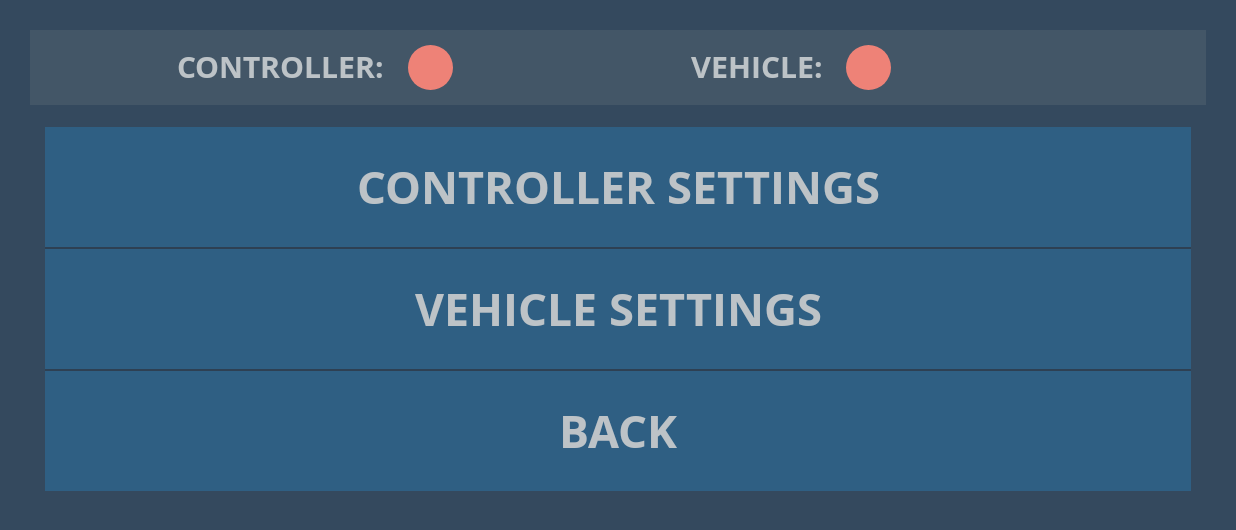
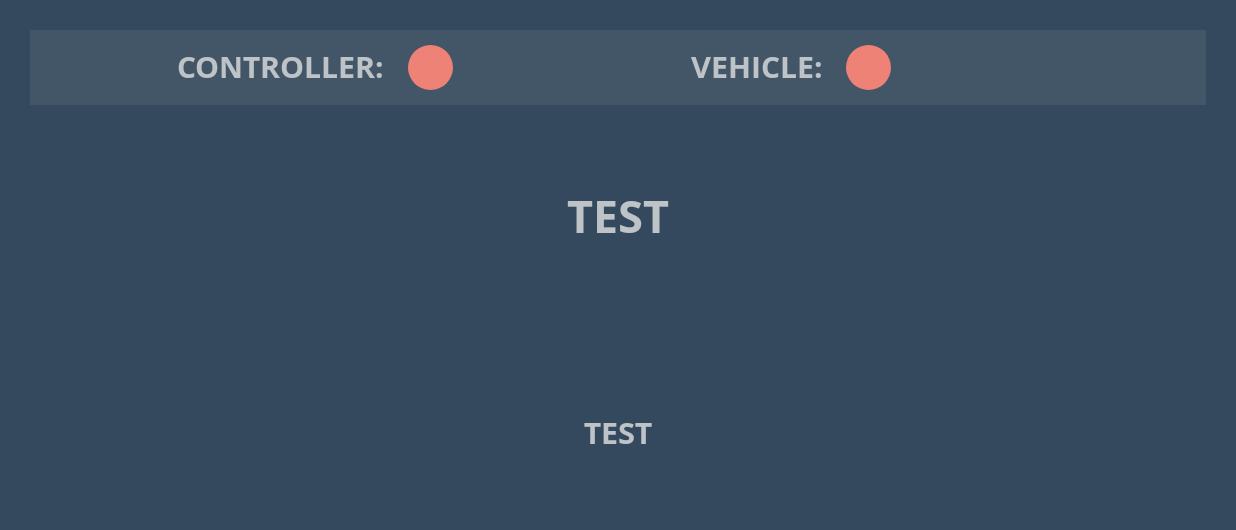
Before and after one commit to dkim89/FPGAController, an Android app: the screen it shows after launch (MainActivity), after a tap on "CONTROLLER SETTINGS", on a phone screen of 824 x 412 dp (held sideways). Shown: the top 530 px of the screen. Run offline under Robolectric (Android 15) with nearby library versions, the phone set to English and light mode, and no system bars; 1 other tap on this screen came first.

Commit message:
Redesign pt1

```diff
--- a/app/src/main/java/spring15/ec551/fpgacontroller/AcceptThread.java
+++ b/app/src/main/java/spring15/ec551/fpgacontroller/AcceptThread.java
@@ -9,7 +9,9 @@ import java.io.IOException;
 /**
  * Created by davidkim on 3/26/15.
  */
-public class AcceptThread extends Thread {
+
+public class AcceptThread extends Thread {}
+    /*
     private final BluetoothServerSocket mServerSocket;
     private BluetoothAdapter mBluetoothAdapter = null;
     public BluetoothConnectionListener mListener;
@@ -56,3 +58,4 @@ public class AcceptThread extends Thread {
     }
 
 }
+*/
--- a/app/src/main/java/spring15/ec551/fpgacontroller/ConnectThread.java
+++ b/app/src/main/java/spring15/ec551/fpgacontroller/ConnectThread.java
@@ -10,6 +10,7 @@ import java.io.IOException;
  * Created by davidkim on 3/26/15.
  */
 public class ConnectThread extends Thread {
+    /*
     private final BluetoothSocket mSocket;
     private final BluetoothDevice mDevice;
     private BluetoothAdapter mBluetoothAdapter;
@@ -52,5 +53,5 @@ public class ConnectThread extends Thread {
     }
 
 
-
+*/
 }
--- /dev/null
+++ b/app/src/main/java/spring15/ec551/fpgacontroller/ControllerSettingFragment.java
@@ -0,0 +1,66 @@
+package spring15.ec551.fpgacontroller;
+
+
+import android.app.Activity;
+import android.content.Context;
+import android.os.Bundle;
+import android.app.Fragment;
+import android.view.LayoutInflater;
+import android.view.View;
+import android.view.ViewGroup;
+
+
+/**
+ * A simple {@link Fragment} subclass.
+ * Use the {@link ControllerSettingFragment#newInstance} factory method to
+ * create an instance of this fragment.
+ */
+public class ControllerSettingFragment extends Fragment {
+    Context mContext;
+    CustomTextView mSubtitle;
+    CustomTextView mButton;
+
+    // TODO: Rename and change types and number of parameters
+    public static ControllerSettingFragment newInstance() {
+        ControllerSettingFragment fragment = new ControllerSettingFragment();
+        Bundle args = new Bundle();
+        fragment.setArguments(args);
+        return fragment;
+    }
+
+    public ControllerSettingFragment() {
+        // Required empty public constructor
+    }
+
+    @Override
+    public void onCreate(Bundle savedInstanceState) {
+        super.onCreate(savedInstanceState);
+        if (getArguments() != null) {
+
+        }
+    }
+
+    @Override
+    public View onCreateView(LayoutInflater inflater, ViewGroup container,
+                             Bundle savedInstanceState) {
+        View view = inflater.inflate(R.layout.fragment_controller_setting, container, false);
+        mSubtitle = (CustomTextView) view.findViewById(R.id.controller_subtitle);
+        mButton = (CustomTextView) view.findViewById(R.id.controller_button);
+        return view;
+    }
+
+    @Override
+    public void onAttach(Activity activity) {
+        super.onAttach(activity);
+        mContext = activity;
+
+//        try {
+//            mListener = (ExampleFragmentInteractionListener) activity;
+//        } catch (ClassCastException e) {
+//            throw new ClassCastException(activity.toString()
+//                    + " must implement OnFragmentInteractionListener");
+//        }
+    }
+
+
+}
--- a/app/src/main/java/spring15/ec551/fpgacontroller/MainActivity.java
+++ b/app/src/main/java/spring15/ec551/fpgacontroller/MainActivity.java
@@ -6,36 +6,46 @@ import android.bluetooth.BluetoothDevice;
 import android.bluetooth.BluetoothManager;
 import android.bluetooth.BluetoothServerSocket;
 import android.bluetooth.BluetoothSocket;
+import android.content.Context;
 import android.graphics.Color;
 import android.graphics.drawable.ColorDrawable;
+import android.inputmethodservice.Keyboard;
+import android.os.Handler;
+import android.provider.Settings;
 import android.support.v7.app.ActionBarActivity;
 import android.os.Bundle;
 import android.view.Menu;
 import android.view.MenuItem;
 import android.view.View;
-import com.bda.controller.Controller;
-import java.util.Set;
-import java.util.UUID;
+import android.view.inputmethod.InputMethod;
+import android.view.inputmethod.InputMethodInfo;
+import android.view.inputmethod.InputMethodManager;
 
+import java.util.List;
 
-public class MainActivity extends ActionBarActivity implements MenuInterfaceListener, BluetoothConnectionListener {
+public class MainActivity extends ActionBarActivity implements MenuInterfaceListener {
+//        BluetoothConnectionListener {
 
     // Controller object
-    Controller mController = null;
-    public static UUID mUUID;
-    public static String mServiceString = "application_server";
-    public static BluetoothAdapter mBluetoothAdapter;
-    Set<BluetoothDevice> pairedDevices;
-    BluetoothServerSocket mBluetoothServerSocket;
-    BluetoothSocket mBluetoothSocket;
-    AcceptThread mAcceptThread;
-
-    ConnectThread mConnectThread;
+//    public static UUID mUUID;
+//    public static String mServiceString = "application_server";
+//    public static BluetoothAdapter mBluetoothAdapter;
+//    Set<BluetoothDevice> mPairedDevices;
+//    BluetoothServerSocket mBluetoothServerSocket;
+//    BluetoothSocket mBluetoothSocket;
+//    AcceptThread mAcceptThread;
+//
+//    ConnectThread mConnectThread;
 
 
     View mControllerIndicator;
     View mVehicleIndicator;
     final String MENU_FRAGMENT = "Menu Fragment";
+    private InputMethodManager mInputMethodManager;
+    private Keyboard mKeyboard;
+    private static String MOGA_UNIVERSAL_PACKAGE = "net.obsidianx.android.mogaime";
+
+    private final String SETTINGS_FRAGMENT_CHANGE = "Settings_Fragment";
 
     @Override
     protected void onCreate(Bundle savedInstanceState) {
@@ -44,28 +54,38 @@ public class MainActivity extends ActionBarActivity implements MenuInterfaceList
         getSupportActionBar().hide();
         setContentView(R.layout.activity_main);
 
-
         mControllerIndicator = findViewById(R.id.controller_indicator);
         mVehicleIndicator = findViewById(R.id.vehicle_indicator);
 
-        mController = Controller.getInstance(this);
-        mController.init();
+        // Checks for the Moga Universal Driver
+        mInputMethodManager = (InputMethodManager) getSystemService(Context.INPUT_METHOD_SERVICE);
+        List<InputMethodInfo> mInputMethodProperties = mInputMethodManager.getEnabledInputMethodList();
 
+        final int N = mInputMethodProperties.size();
 
-        pairedDevices = BluetoothAdapter.getDefaultAdapter().getBondedDevices();
-        if (pairedDevices.size() > 0) {
-            for (BluetoothDevice device : pairedDevices) {
-                mUUID = device.getUuids()[0].getUuid();
-                mServiceString = device.getName();
-                mAcceptThread = new AcceptThread(MainActivity.this);
-                mAcceptThread.start();
-//                mConnectThread = new ConnectThread(MainActivity.this, device);
-//                mConnectThread.start();
+        for (int i=0; i < N; i++) {
+            InputMethodInfo imi = mInputMethodProperties.get(i);
+            if (imi.getPackageName().equals(MOGA_UNIVERSAL_PACKAGE)) {
+                isControllerDetected();
             }
         }
 
-        initializeMenuFragment();
 
+//        pairedDevices = BluetoothAdapter.getDefaultAdapter().getBondedDevices();
+//        if (pairedDevices.size() > 0) {
+//            for (BluetoothDevice device : pairedDevices) {
+//                mUUID = device.getUuids()[0].getUuid();
+//                mServiceString = device.getName();
+//                mAcceptThread = new AcceptThread(MainActivity.this);
+//                mAcceptThread.start();
+////                mConnectThread = new ConnectThread(MainActivity.this, device);
+////                mConnectThread.start();
+//            }
+//        }
+
+        if (savedInstanceState == null) {
+            initializeMenuFragment();
+        }
     }
 
     private void initializeMenuFragment() {
@@ -75,6 +95,15 @@ public class MainActivity extends ActionBarActivity implements MenuInterfaceList
         transaction.addToBackStack(MENU_FRAGMENT);
         transaction.commit();
 
+    }
+
+    private void initializeControllerSettingsFragment() {
+        ControllerSettingFragment controllerSettingFragment = ControllerSettingFragment.newInstance();
+
+        FragmentTransaction transaction = getFragmentManager().beginTransaction();
+        transaction.replace(R.id.fragment_container, controllerSettingFragment, SETTINGS_FRAGMENT_CHANGE);
+        transaction.addToBackStack(SETTINGS_FRAGMENT_CHANGE);
+        transaction.commit();
     }
 
     @Override
@@ -99,29 +128,28 @@ public class MainActivity extends ActionBarActivity implements MenuInterfaceList
         return super.onOptionsItemSelected(item);
     }
 
-    public void isControllerConnected() {
-        if (mController != null) {
-            if (mController.getState(Controller.STATE_CONNECTION) == Controller.ACTION_CONNECTED) {
-                mControllerIndicator.setBackgroundResource(R.drawable.status_connected);
-            }
-        } else {
-            mControllerIndicator.setBackgroundResource(R.drawable.status_not_connected);
-        }
+    public void isControllerDetected() {
+            mControllerIndicator.setBackgroundResource(R.drawable.status_not_calibrated);
+    }
+
+    public void isControllerCalibrated() {
+        mControllerIndicator.setBackgroundResource(R.drawable.status_connected);
     }
 
     @Override
     protected void onDestroy() {
-        // Destroys controller object
-        if (mController != null) {
-            mController.exit();
-        }
         super.onDestroy();
     }
 
+//    @Override
+//    public void onSuccessfulPairing(BluetoothServerSocket socket) {
+//        System.out.println("CONNECTED!!");
+//        mBluetoothServerSocket = socket;
+//        isControllerConnected();
+//    }
+
     @Override
-    public void onSuccessfulPairing(BluetoothServerSocket socket) {
-        System.out.println("CONNECTED!!");
-        mBluetoothServerSocket = socket;
-        isControllerConnected();
+    public void onSettingsClickListener() {
+        initializeControllerSettingsFragment();
     }
 }
--- a/app/src/main/java/spring15/ec551/fpgacontroller/MenuFragment.java
+++ b/app/src/main/java/spring15/ec551/fpgacontroller/MenuFragment.java
@@ -122,7 +122,7 @@ public class MenuFragment extends Fragment implements AdapterView.OnItemClickLis
                 mListAdapter.updateList(mList);
                 break;
             case CONTROLLER_SETTINGS:
-                break;
+                mListener.onSettingsClickListener();
             case VEHICLE_SETTINGS:
                 break;
             default:
--- a/app/src/main/java/spring15/ec551/fpgacontroller/MenuInterfaceListener.java
+++ b/app/src/main/java/spring15/ec551/fpgacontroller/MenuInterfaceListener.java
@@ -4,4 +4,5 @@ package spring15.ec551.fpgacontroller;
  * Created by davidkim on 3/25/15.
  */
 public interface MenuInterfaceListener {
+    public void onSettingsClickListener();
 }
--- /dev/null
+++ b/app/src/main/res/drawable/status_not_calibrated.xml
@@ -0,0 +1,12 @@
+<?xml version="1.0" encoding="utf-8"?>
+<shape xmlns:android="http://schemas.android.com/apk/res/android"
+    android:shape="oval">
+
+
+    <gradient
+        android:type="radial"
+        android:gradientRadius="6000%"
+        android:startColor="@color/not_calibrated"
+        android:endColor="@color/not_calibrated_end" />
+
+</shape>
--- /dev/null
+++ b/app/src/main/res/layout/fragment_controller_setting.xml
@@ -0,0 +1,37 @@
+<LinearLayout xmlns:android="http://schemas.android.com/apk/res/android"
+    xmlns:tools="http://schemas.android.com/tools"
+    android:layout_width="match_parent"
+    android:layout_height="match_parent"
+    android:orientation="vertical"
+    android:weightSum="10"
+    tools:context="spring15.ec551.fpgacontroller.ControllerSettingFragment">
+
+    <View
+        android:layout_width="match_parent"
+        android:layout_height="0dp"
+        android:layout_weight="2" />
+
+    <spring15.ec551.fpgacontroller.CustomTextView
+        android:id="@+id/controller_subtitle"
+        android:gravity="center"
+        android:paddingLeft="@dimen/menu_padding"
+        android:paddingRight="@dimen/menu_padding"
+        android:layout_weight="3"
+        android:layout_width="match_parent"
+        android:layout_height="0dp"
+        android:textSize="@dimen/controller_subtitle"
+        android:text="TEST" />
+
+    <spring15.ec551.fpgacontroller.CustomTextView
+        android:id="@+id/controller_button"
+        android:gravity="center"
+        android:paddingLeft="@dimen/menu_padding"
+        android:paddingRight="@dimen/menu_padding"
+        android:layout_weight="4"
+        android:layout_width="match_parent"
+        android:layout_height="0dp"
+        android:textSize="@dimen/controller_button"
+        android:text="TEST" />
+
+
+</LinearLayout>
--- a/app/src/main/res/values/colors.xml
+++ b/app/src/main/res/values/colors.xml
@@ -12,4 +12,6 @@
     <color name="not_connected_end">#EE8277</color>
     <color name="connected">#2ECC71</color>
     <color name="connected_end">#82E0AA</color>
+    <color name="not_calibrated">#F1C40F</color>
+    <color name="not_calibrated_end">#F39C12</color>
 </resources>
--- a/app/src/main/res/values/dimens.xml
+++ b/app/src/main/res/values/dimens.xml
@@ -14,4 +14,7 @@
     <dimen name="status_circle_size">30dp</dimen>
     <dimen name="status_text_size">20sp</dimen>
     <dimen name="status_margin">15dp</dimen>
+
+    <dimen name="controller_button">20sp</dimen>
+    <dimen name="controller_subtitle">30sp</dimen>
 </resources>
--- a/app/src/main/res/values/strings.xml
+++ b/app/src/main/res/values/strings.xml
@@ -4,4 +4,7 @@
 
     <string name="controller">CONTROLLER:</string>
     <string name="vehicle">VEHICLE:</string>
+
+<!-- TODO: Remove or change this placeholder text -->
+    <string name="hello_blank_fragment">Hello blank fragment</string>
 </resources>
```
